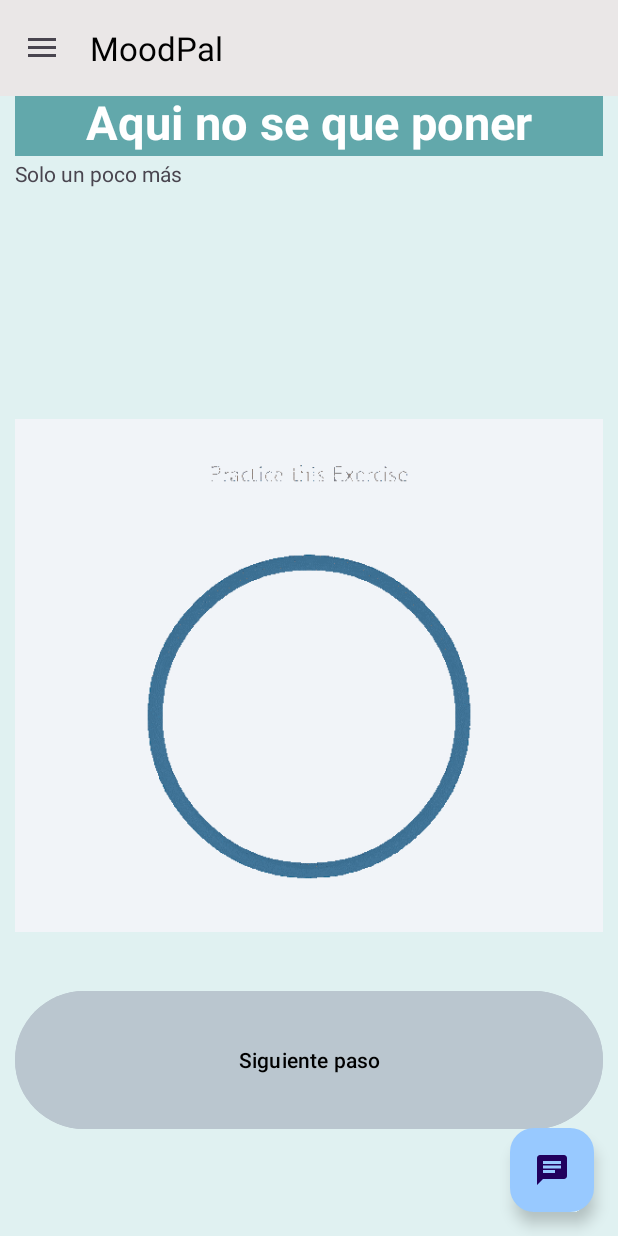
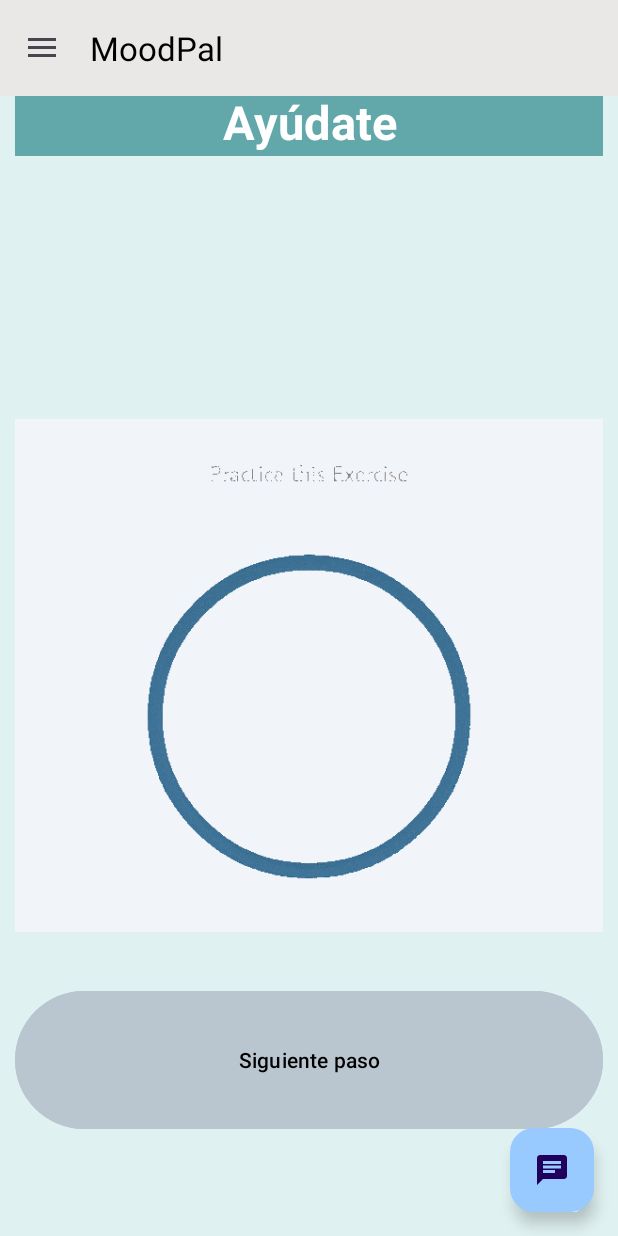
Before and after one commit to adrianoggm/MoodPal, an Android app: the fragment PanicFragment placed in its activity, after a tap on "Siguiente paso", on a phone screen of 412 x 824 dp. Run offline under Robolectric (Android 15) with nearby library versions, the phone set to English and light mode, and no system bars; our stand-ins replace androidx.preference; libraries missing offline, so code that uses them is left out: com.applozic.mobicomkit, com.ortiz.touchview, io.kommunicate; pictures from the network do not load; 2 statements that could not run were skipped.

Commit message:
Arreglado texto panic

```diff
--- a/app/src/main/java/com/example/etsiitgo/ui/PanicFragment.java
+++ b/app/src/main/java/com/example/etsiitgo/ui/PanicFragment.java
@@ -97,10 +97,10 @@ public class PanicFragment extends InteractableFragment {
         String []titulo = new String[2];
         String []texto= new String[2];
         String []imagenes= new String[2];
-        titulo[0]=" ";
-        titulo[1]="Aqui no se que poner";
-        texto[0]="Todo va a salir bien";
-        texto[1]="Solo un poco más ";
+        titulo[0]=" Respira ";
+        titulo[1]="Ayúdate";
+        texto[0]="";
+        texto[1]=" ";
         imagenes[0]=String.valueOf(R.drawable.respira1);
         imagenes[1] = String.valueOf(R.drawable.respira1);
 
```
